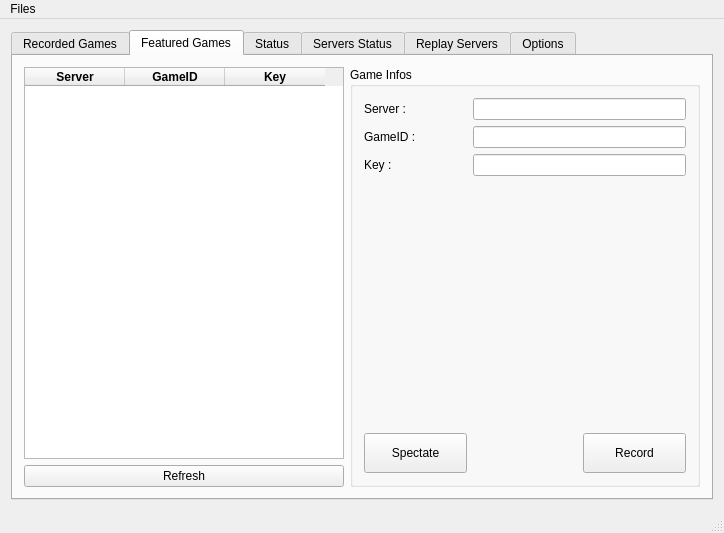
The window that src/mainwindow.ui (Aztorius/legendsreplay) describes before a commit, drawn with Qt 5.
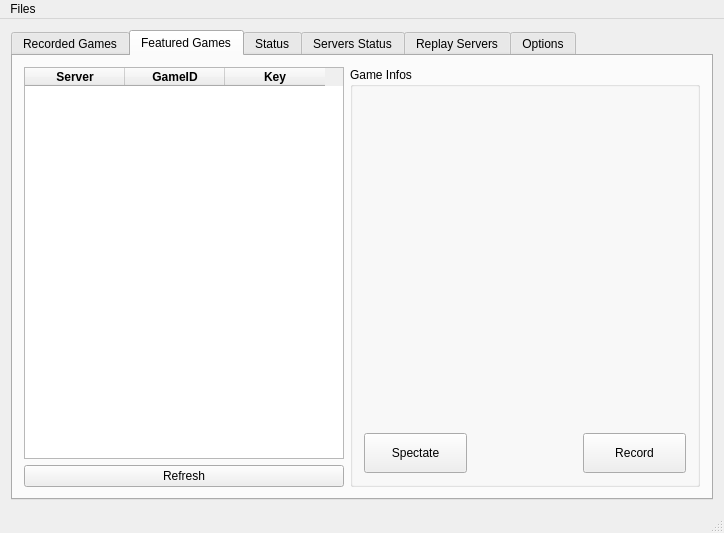
The same window after the commit. The open tabs and pages were chosen to show the change.

Commit message: Added LAN, LAS, RU, TR and PBE servers. Added colors in status servers tab. Removed unused infos in featured tab.

What changed in the file:
```diff
--- a/src/mainwindow.ui
+++ b/src/mainwindow.ui
@@ -444,49 +444,7 @@
            <string>Game Infos</string>
           </property>
           <layout class="QGridLayout" name="gridLayout_4">
-           <item row="2" column="1" colspan="2">
-            <widget class="QLineEdit" name="lineEdit_featured_key">
-             <property name="readOnly">
-              <bool>true</bool>
-             </property>
-            </widget>
-           </item>
-           <item row="2" column="0">
-            <widget class="QLabel" name="label_7">
-             <property name="text">
-              <string>Key :</string>
-             </property>
-            </widget>
-           </item>
-           <item row="1" column="1" colspan="2">
-            <widget class="QLineEdit" name="lineEdit_featured_gameid">
-             <property name="readOnly">
-              <bool>true</bool>
-             </property>
-            </widget>
-           </item>
-           <item row="0" column="1" colspan="2">
-            <widget class="QLineEdit" name="lineEdit_featured_serverid">
-             <property name="readOnly">
-              <bool>true</bool>
-             </property>
-            </widget>
-           </item>
-           <item row="0" column="0">
-            <widget class="QLabel" name="label_6">
-             <property name="text">
-              <string>Server :</string>
-             </property>
-            </widget>
-           </item>
-           <item row="1" column="0">
-            <widget class="QLabel" name="label_5">
-             <property name="text">
-              <string>GameID :</string>
-             </property>
-            </widget>
-           </item>
-           <item row="9" column="2">
+           <item row="6" column="2">
             <widget class="QPushButton" name="pushButton_featured_record">
              <property name="minimumSize">
               <size>
@@ -499,63 +457,63 @@
              </property>
             </widget>
            </item>
-           <item row="7" column="0">
+           <item row="4" column="0">
             <widget class="QLabel" name="label_sumf4">
              <property name="text">
               <string/>
              </property>
             </widget>
            </item>
-           <item row="5" column="2">
+           <item row="2" column="2">
             <widget class="QLabel" name="label_sumf7">
              <property name="text">
               <string/>
              </property>
             </widget>
            </item>
-           <item row="6" column="2">
+           <item row="3" column="2">
             <widget class="QLabel" name="label_sumf8">
              <property name="text">
               <string/>
              </property>
             </widget>
            </item>
-           <item row="4" column="0">
+           <item row="1" column="0">
             <widget class="QLabel" name="label_sumf1">
              <property name="text">
               <string/>
              </property>
             </widget>
            </item>
-           <item row="5" column="0">
+           <item row="2" column="0">
             <widget class="QLabel" name="label_sumf2">
              <property name="text">
               <string/>
              </property>
             </widget>
            </item>
-           <item row="4" column="2">
+           <item row="1" column="2">
             <widget class="QLabel" name="label_sumf6">
              <property name="text">
               <string/>
              </property>
             </widget>
            </item>
-           <item row="7" column="2">
+           <item row="4" column="2">
             <widget class="QLabel" name="label_sumf9">
              <property name="text">
               <string/>
              </property>
             </widget>
            </item>
-           <item row="6" column="0">
+           <item row="3" column="0">
             <widget class="QLabel" name="label_sumf3">
              <property name="text">
               <string/>
              </property>
             </widget>
            </item>
-           <item row="9" column="0">
+           <item row="6" column="0">
             <widget class="QPushButton" name="pushButton_featured_spectate">
              <property name="minimumSize">
               <size>
@@ -568,49 +526,49 @@
              </property>
             </widget>
            </item>
-           <item row="8" column="0">
+           <item row="5" column="0">
             <widget class="QLabel" name="label_sumf5">
              <property name="text">
               <string/>
              </property>
             </widget>
            </item>
-           <item row="8" column="2">
+           <item row="5" column="2">
             <widget class="QLabel" name="label_sumf10">
              <property name="text">
               <string/>
              </property>
             </widget>
            </item>
-           <item row="4" column="1">
+           <item row="1" column="1">
             <widget class="QLabel" name="label_sumf16">
              <property name="text">
               <string/>
              </property>
             </widget>
            </item>
-           <item row="5" column="1">
+           <item row="2" column="1">
             <widget class="QLabel" name="label_sumf27">
              <property name="text">
               <string/>
              </property>
             </widget>
            </item>
-           <item row="6" column="1">
+           <item row="3" column="1">
             <widget class="QLabel" name="label_sumf38">
              <property name="text">
               <string/>
              </property>
             </widget>
            </item>
-           <item row="7" column="1">
+           <item row="4" column="1">
             <widget class="QLabel" name="label_sumf49">
              <property name="text">
               <string/>
              </property>
             </widget>
            </item>
-           <item row="8" column="1">
+           <item row="5" column="1">
             <widget class="QLabel" name="label_sumf510">
              <property name="text">
               <string/>
@@ -697,6 +655,31 @@
             <string>BR</string>
            </property>
           </row>
+          <row>
+           <property name="text">
+            <string>LAN</string>
+           </property>
+          </row>
+          <row>
+           <property name="text">
+            <string>LAS</string>
+           </property>
+          </row>
+          <row>
+           <property name="text">
+            <string>RU</string>
+           </property>
+          </row>
+          <row>
+           <property name="text">
+            <string>TR</string>
+           </property>
+          </row>
+          <row>
+           <property name="text">
+            <string>PBE</string>
+           </property>
+          </row>
           <column>
            <property name="text">
             <string>Client</string>
```
The commit also changes 1 other file.
